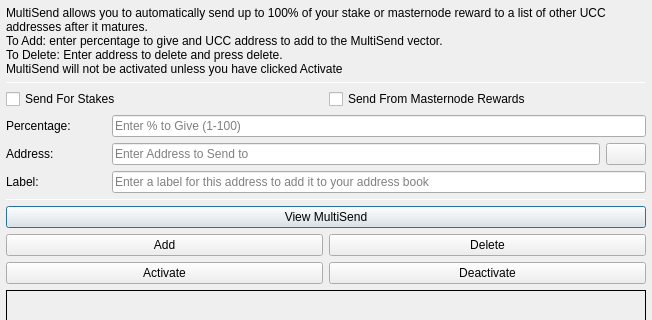
swampcoin/bwrgocoin, file src/qt/forms/multisenddialog.ui: the form before one commit; both pictures show x 0 to 652 and y 0 to 320 of the 652 by 462 pixel window.
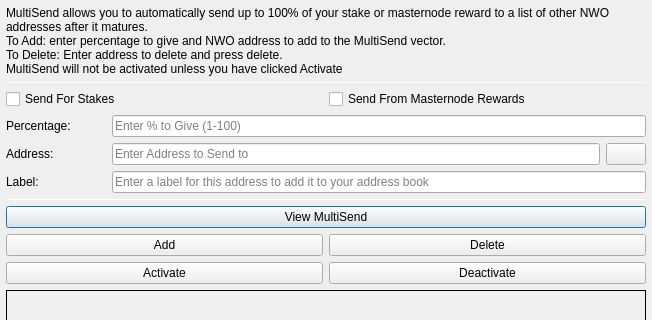
The form after the commit. Icons and pictures are not drawn.

The edit to the form file:
```diff
--- a/src/qt/forms/multisenddialog.ui
+++ b/src/qt/forms/multisenddialog.ui
@@ -37,8 +37,8 @@
         <number>1</number>
        </property>
        <property name="text">
-        <string>MultiSend allows you to automatically send up to 100% of your stake or masternode reward to a list of other UCC addresses after it matures.
-To Add: enter percentage to give and UCC address to add to the MultiSend vector.
+        <string>MultiSend allows you to automatically send up to 100% of your stake or masternode reward to a list of other NWO addresses after it matures.
+To Add: enter percentage to give and NWO address to add to the MultiSend vector.
 To Delete: Enter address to delete and press delete.
 MultiSend will not be activated unless you have clicked Activate</string>
        </property>
```
